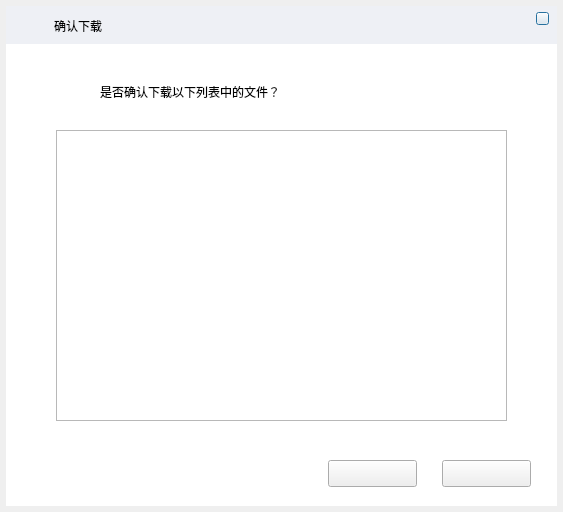
HustGw/CLLLLLLLSAFFFFFEWINN, file newdownloaddialog.ui: the form before one commit.
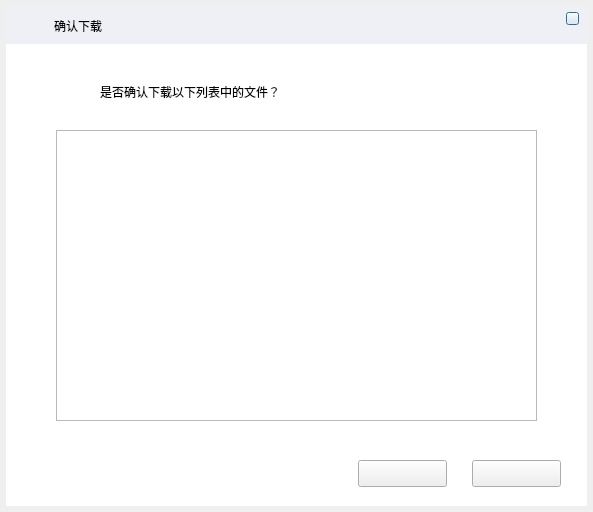
The form after the commit. Icons and pictures are not drawn.

The edit to the form file:
```diff
--- a/newdownloaddialog.ui
+++ b/newdownloaddialog.ui
@@ -6,7 +6,7 @@
    <rect>
     <x>0</x>
     <y>0</y>
-    <width>563</width>
+    <width>593</width>
     <height>512</height>
    </rect>
   </property>
@@ -18,7 +18,7 @@
     <rect>
      <x>6</x>
      <y>6</y>
-     <width>551</width>
+     <width>581</width>
      <height>38</height>
     </rect>
    </property>
@@ -65,7 +65,7 @@
   <widget class="QPushButton" name="pushButton_close">
    <property name="geometry">
     <rect>
-     <x>536</x>
+     <x>566</x>
      <y>12</y>
      <width>13</width>
      <height>13</height>
@@ -84,7 +84,7 @@
     <rect>
      <x>6</x>
      <y>44</y>
-     <width>551</width>
+     <width>581</width>
      <height>462</height>
     </rect>
    </property>
@@ -129,7 +129,7 @@
     <rect>
      <x>56</x>
      <y>130</y>
-     <width>451</width>
+     <width>481</width>
      <height>291</height>
     </rect>
    </property>
@@ -137,7 +137,7 @@
   <widget class="QPushButton" name="pushButtonconfirm">
    <property name="geometry">
     <rect>
-     <x>328</x>
+     <x>358</x>
      <y>460</y>
      <width>89</width>
      <height>27</height>
@@ -150,7 +150,7 @@
   <widget class="QPushButton" name="pushButtoncancel">
    <property name="geometry">
     <rect>
-     <x>442</x>
+     <x>472</x>
      <y>460</y>
      <width>89</width>
      <height>27</height>
```
